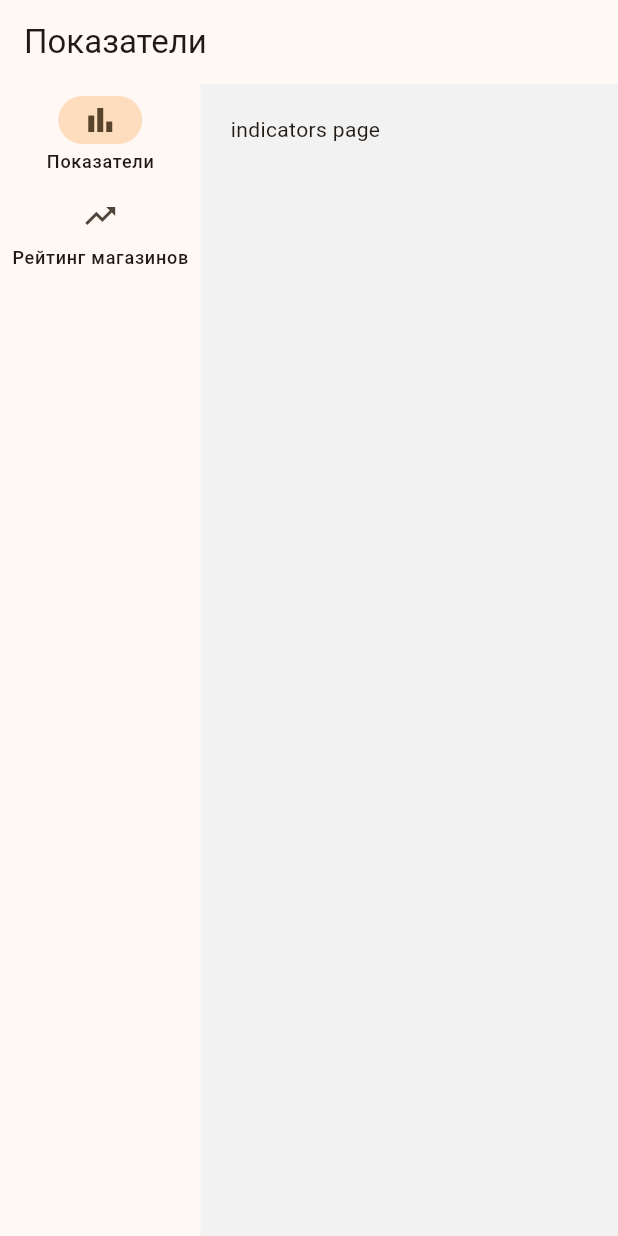
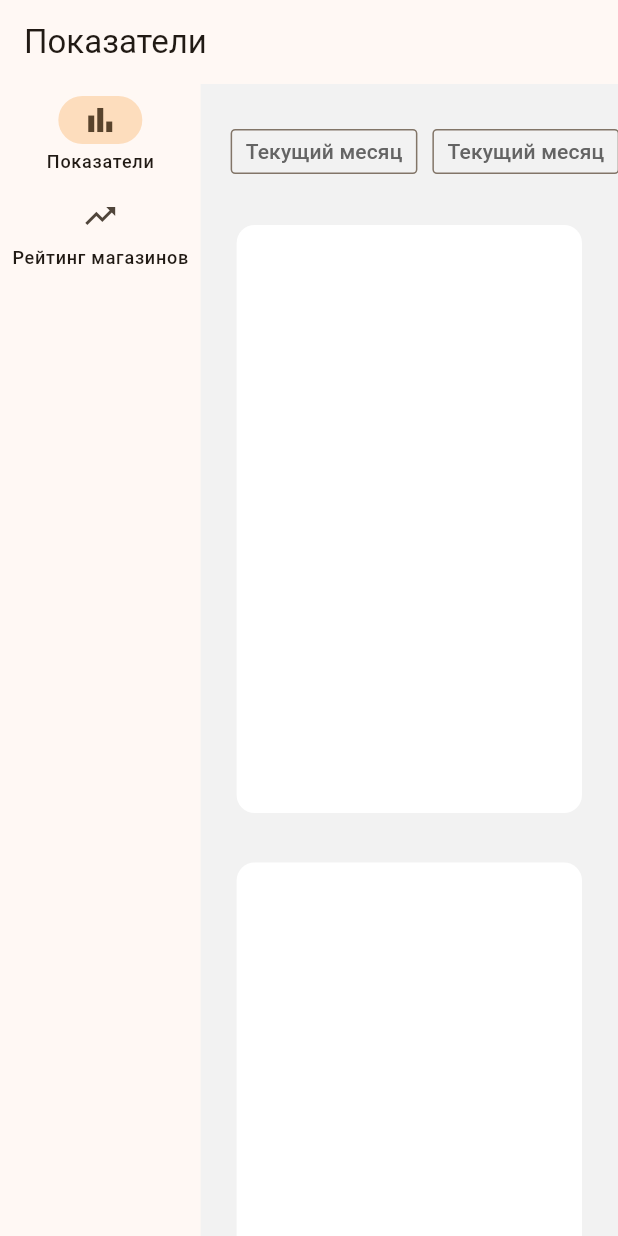
Before and after one commit to KirillBarabanshikov/dashboard, a Flutter app: the screen it shows after launch, on a phone screen of 412 x 824 dp. Run offline on Flutter 3.47's test engine with Material 3 defaults, Android fonts, the light colour scheme and no system bars; our stand-ins replace go_router.

Commit message:
added indicators page

```diff
--- a/lib/app/layouts/base_layout.dart
+++ b/lib/app/layouts/base_layout.dart
@@ -32,12 +32,7 @@ class BaseLayout extends StatelessWidget {
               return NavigationRailDestination(icon: item.icon, label: Text(item.label));
             }).toList(),
           ),
-          Expanded(
-            child: Padding(
-              padding: const EdgeInsets.all(20),
-              child: child,
-            ),
-          ),
+          Expanded(child: child),
         ],
       ),
     );
--- a/lib/app/theme/theme.dart
+++ b/lib/app/theme/theme.dart
@@ -3,4 +3,15 @@ import 'package:flutter/material.dart';
 final theme = ThemeData(
   scaffoldBackgroundColor: const Color.fromRGBO(242, 242, 242, 1),
   colorScheme: ColorScheme.fromSeed(seedColor: Colors.orangeAccent),
+  outlinedButtonTheme: OutlinedButtonThemeData(
+    style: OutlinedButton.styleFrom(
+      foregroundColor: const Color.fromRGBO(100, 100, 100, 1),
+      shape: RoundedRectangleBorder(borderRadius: BorderRadius.circular(3)),
+      padding: const EdgeInsets.symmetric(horizontal: 10),
+    ),
+  ),
+  cardTheme: const CardTheme(
+    color: Colors.white,
+    elevation: 0,
+  ),
 );
--- a/lib/pages/indicators/indicators_page.dart
+++ b/lib/pages/indicators/indicators_page.dart
@@ -5,8 +5,84 @@ class IndicatorsPage extends StatelessWidget {
 
   @override
   Widget build(BuildContext context) {
-    return const Scaffold(
-      body: Text('indicators page'),
+    return Scaffold(
+      body: CustomScrollView(
+        slivers: [
+          SliverToBoxAdapter(
+            child: SizedBox(
+              height: 90,
+              child: ListView.separated(
+                itemCount: 6,
+                padding: const EdgeInsets.symmetric(vertical: 30, horizontal: 20),
+                scrollDirection: Axis.horizontal,
+                itemBuilder: (context, index) {
+                  return OutlinedButton(
+                    onPressed: () => showDialog(
+                      context: context,
+                      builder: (context) {
+                        return Dialog(
+                          child: Container(
+                            constraints: const BoxConstraints(maxWidth: 800),
+                            child: Column(
+                              crossAxisAlignment: CrossAxisAlignment.start,
+                              children: [
+                                const Padding(
+                                  padding: EdgeInsets.all(25),
+                                  child: Text('Title'),
+                                ),
+                                const Divider(),
+                                Expanded(
+                                  child: ListView.builder(
+                                    itemCount: 5,
+                                    itemBuilder: (context, index) {
+                                      return const ListTile(title: Text('Data'));
+                                    },
+                                  ),
+                                ),
+                                const Divider(),
+                                Padding(
+                                  padding: const EdgeInsets.all(25),
+                                  child: Row(
+                                    mainAxisAlignment: MainAxisAlignment.end,
+                                    children: [
+                                      TextButton(onPressed: () {}, child: const Text('Отменить')),
+                                      const SizedBox(width: 15),
+                                      TextButton(onPressed: () {}, child: const Text('Готово')),
+                                    ],
+                                  ),
+                                ),
+                              ],
+                            ),
+                          ),
+                        );
+                      },
+                    ),
+                    child: const Text('Текущий месяц'),
+                  );
+                },
+                separatorBuilder: (context, index) {
+                  return const SizedBox(width: 10);
+                },
+              ),
+            ),
+          ),
+          SliverPadding(
+            padding: const EdgeInsets.only(bottom: 30, left: 20, right: 20),
+            sliver: SliverGrid.builder(
+              itemCount: 10,
+              gridDelegate: const SliverGridDelegateWithMaxCrossAxisExtent(
+                maxCrossAxisExtent: 600,
+                mainAxisSpacing: 25,
+                crossAxisSpacing: 25,
+                mainAxisExtent: 400,
+              ),
+              itemBuilder: (context, index) {
+                return const Card();
+              },
+            ),
+          ),
+        ],
+      ),
     );
   }
 }
```
